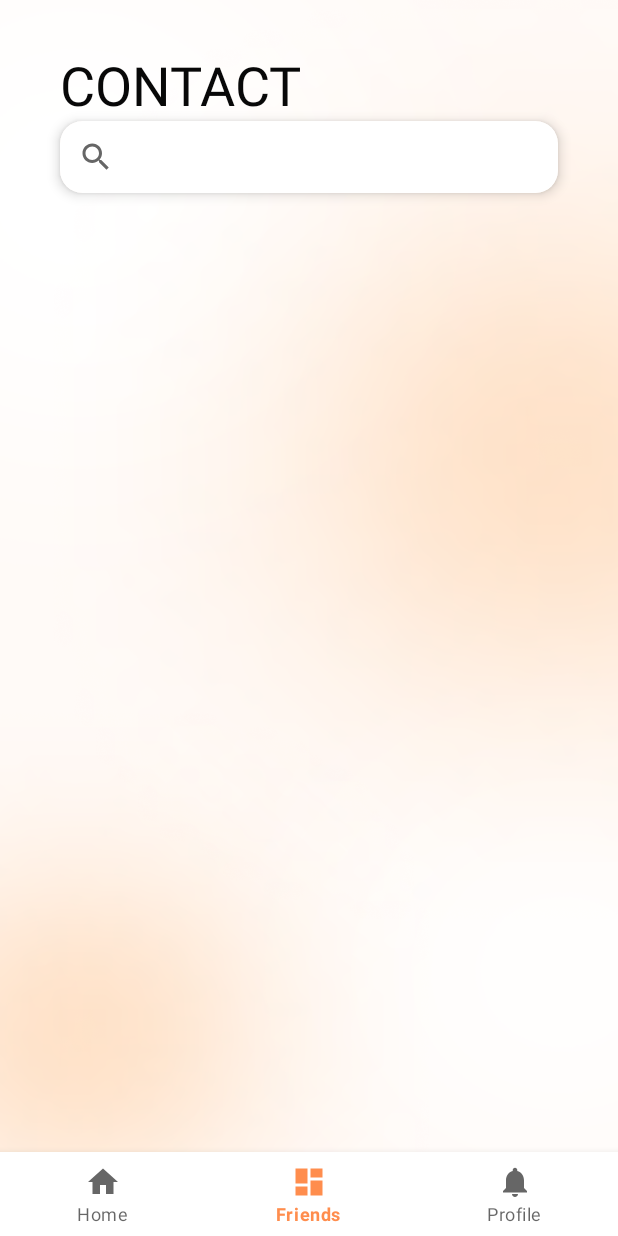
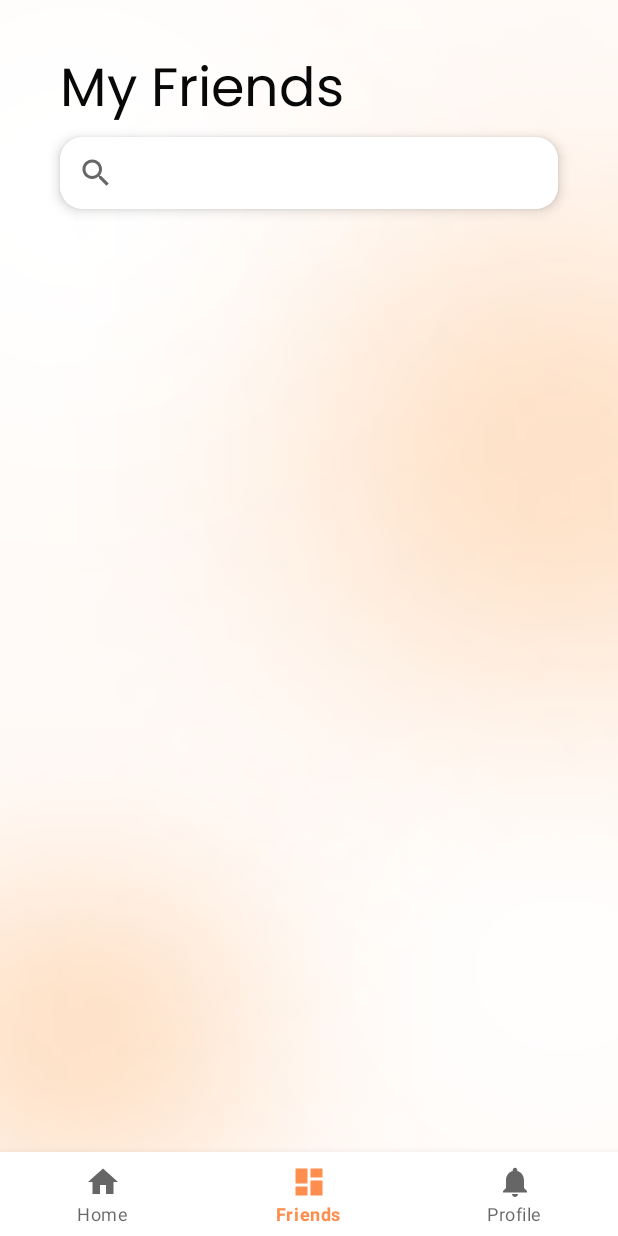
Before and after one commit to hrl-2024/FriendLink, an Android app: the FriendsFragment screen opened through its navigation route, on a phone screen of 412 x 824 dp. Run offline under Robolectric (Android 15) with nearby library versions, the phone set to English and light mode, and no system bars; our stand-ins replace Firebase (no records; nobody signed in at launch, a user with empty details on screens opened directly), navigation-ui; pictures from the network do not load; Roboto replaces fonts that are not available here; 5 statements that could not run were skipped.

Commit message:
Fixed unexpected spacing between search bar and recycler view on Contact page

```diff
--- a/app/src/main/res/layout/fragment_friends.xml
+++ b/app/src/main/res/layout/fragment_friends.xml
@@ -13,7 +13,8 @@
         android:layout_height="wrap_content"
         android:layout_marginStart="40dp"
         android:layout_marginTop="32dp"
-        android:text="@string/title_contact"
+        android:text="@string/title_my_friends"
+        android:fontFamily="@font/poppins"
         android:textColor="@color/normal_text_color"
         android:textSize="@dimen/title"
         app:layout_constraintStart_toStartOf="parent"
@@ -46,10 +47,13 @@
         android:layout_height="wrap_content"
         android:layout_marginStart="40dp"
         android:layout_marginEnd="40dp"
+        android:layout_marginTop="16dp"
         app:layout_constraintBottom_toBottomOf="parent"
         app:layout_constraintEnd_toEndOf="parent"
+        app:layout_constraintHorizontal_bias="0.0"
         app:layout_constraintStart_toStartOf="parent"
         app:layout_constraintTop_toBottomOf="@+id/searchCardView"
+        app:layout_constraintVertical_bias="0.0"
         tools:listitem="@layout/list_item_friend" />
 
 </androidx.constraintlayout.widget.ConstraintLayout>
--- a/app/src/main/res/values/strings.xml
+++ b/app/src/main/res/values/strings.xml
@@ -17,7 +17,7 @@
     <string name="send_message">Send</string>
     <string name="type_message_hint">Type your message here</string>
     <string name="to">TO</string>
-    <string name="title_contact">CONTACT</string>
+    <string name="title_my_friends">My Friends</string>
 
     <!--  Resource string name for Sent fragment  -->
     <string name="message_sent">Message Sent!</string>
```
